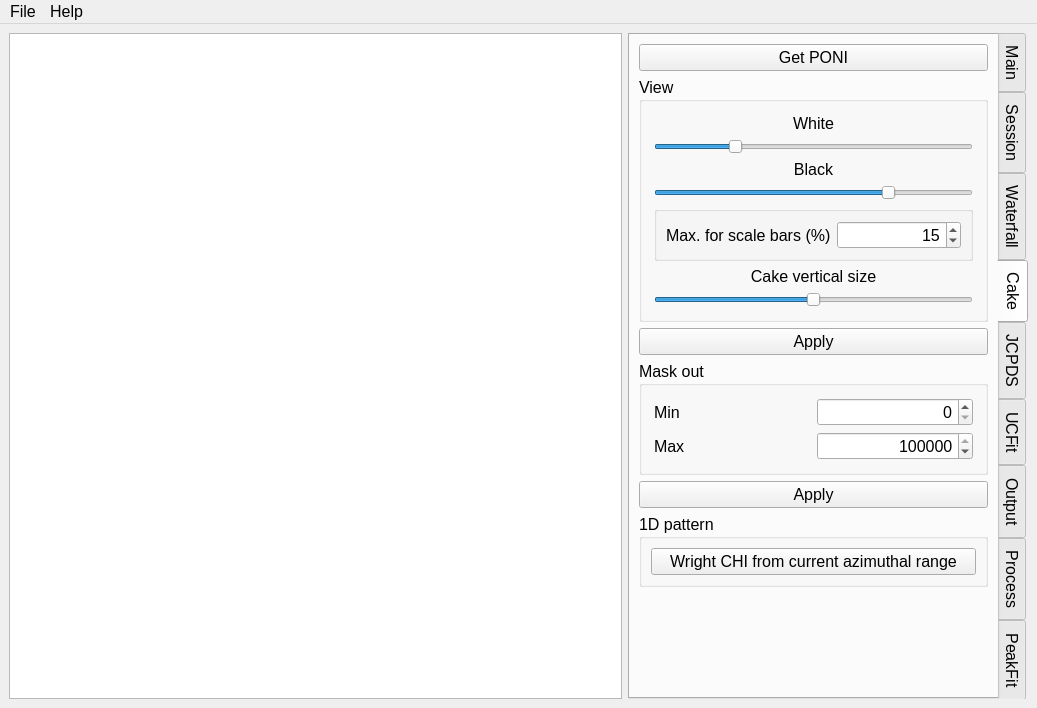
Old version of the form ui/pkpo-v.ui in the repository SHDShim/PeakPo.
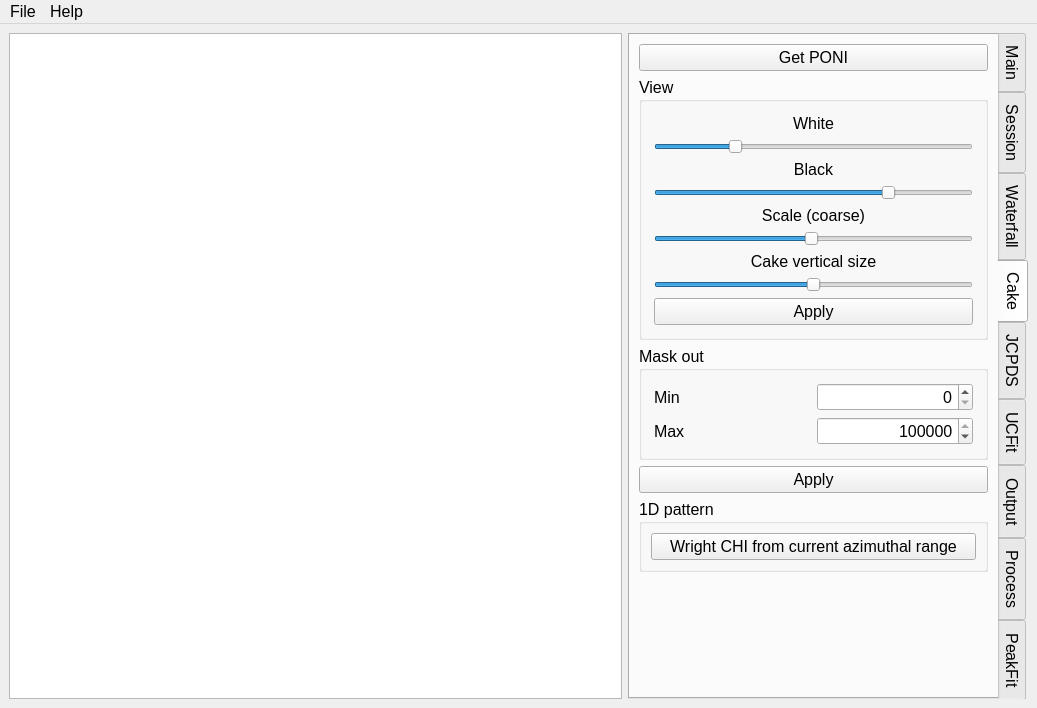
New version of the form. The open tabs and pages were chosen to show the change. Custom widgets are drawn as their Qt base class.

Commit message: add slide bars for cake and jcpds

Diff of the .ui file:
```diff
--- a/ui/pkpo-v.ui
+++ b/ui/pkpo-v.ui
@@ -1759,35 +1759,29 @@
             </widget>
            </item>
            <item>
-            <widget class="QGroupBox" name="groupBox_18">
-             <property name="title">
-              <string/>
+            <widget class="QLabel" name="label_19">
+             <property name="text">
+              <string>Scale (coarse)</string>
              </property>
-             <property name="flat">
-              <bool>true</bool>
+             <property name="alignment">
+              <set>Qt::AlignCenter</set>
              </property>
-             <layout class="QHBoxLayout" name="horizontalLayout_9">
-              <item>
-               <widget class="QLabel" name="label_19">
-                <property name="text">
-                 <string>Max. for scale bars (%)</string>
-                </property>
-               </widget>
-              </item>
-              <item>
-               <widget class="QSpinBox" name="spinBox_MaxScaleBars">
-                <property name="alignment">
-                 <set>Qt::AlignRight|Qt::AlignTrailing|Qt::AlignVCenter</set>
-                </property>
-                <property name="maximum">
-                 <number>100</number>
-                </property>
-                <property name="value">
-                 <number>15</number>
-                </property>
-               </widget>
-              </item>
-             </layout>
+            </widget>
+           </item>
+           <item>
+            <widget class="QSlider" name="horizontalSlider_MaxScaleBars">
+             <property name="minimum">
+              <number>1</number>
+             </property>
+             <property name="maximum">
+              <number>100</number>
+             </property>
+             <property name="sliderPosition">
+              <number>50</number>
+             </property>
+             <property name="orientation">
+              <enum>Qt::Horizontal</enum>
+             </property>
             </widget>
            </item>
            <item>
@@ -1816,22 +1810,22 @@
              </property>
             </widget>
            </item>
+           <item>
+            <widget class="QPushButton" name="pushButton_ApplyCakeView">
+             <property name="sizePolicy">
+              <sizepolicy hsizetype="Preferred" vsizetype="Fixed">
+               <horstretch>0</horstretch>
+               <verstretch>0</verstretch>
+              </sizepolicy>
+             </property>
+             <property name="text">
+              <string>Apply</string>
+             </property>
+            </widget>
+           </item>
           </layout>
          </widget>
         </item>
-        <item>
-         <widget class="QPushButton" name="pushButton_ApplyCakeView">
-          <property name="sizePolicy">
-           <sizepolicy hsizetype="Preferred" vsizetype="Fixed">
-            <horstretch>0</horstretch>
-            <verstretch>0</verstretch>
-           </sizepolicy>
-          </property>
-          <property name="text">
-           <string>Apply</string>
-          </property>
-         </widget>
-        </item>
         <item>
          <widget class="QGroupBox" name="groupBox_30">
           <property name="sizePolicy">
```
Left out of the diff: 154 changed lines with no effect on the pictures. The commit also changes 3 other files.
